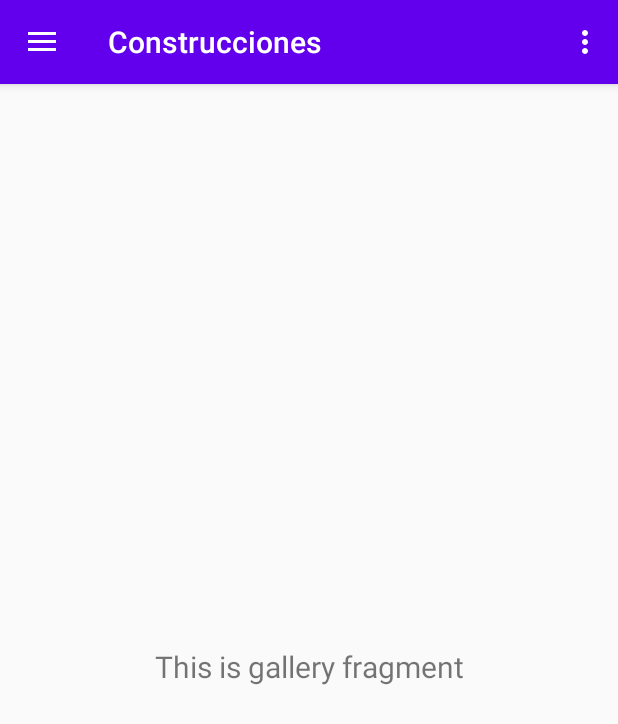
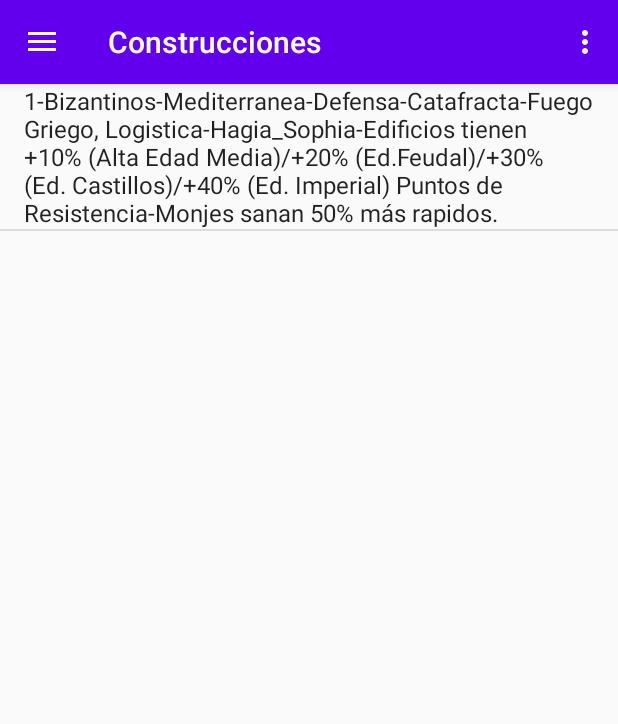
Before and after one commit to NAHUEALB/AppMovilesAndroid, an Android app: the screen it shows after launch (MainActivity), in the side drawer, after a tap on "Construcciones", on a phone screen of 412 x 824 dp. Shown: the top 724 px of the screen. Run offline under Robolectric (Android 15) with nearby library versions, the phone set to English and light mode, and no system bars; our stand-ins replace navigation-ui.

Commit message:
Usando ListView imprime la BD

```diff
--- a/app/src/main/java/com/example/ageofempires/MainActivity.java
+++ b/app/src/main/java/com/example/ageofempires/MainActivity.java
@@ -41,7 +41,7 @@
         NavController navController = Navigation.findNavController(this, R.id.nav_host_fragment);
         NavigationUI.setupActionBarWithNavController(this, navController, mAppBarConfiguration);
         NavigationUI.setupWithNavController(navigationView, navController);
-        cargarCivilizacion();
+         cargarCivilizacion();
     }
 
     @Override
--- a/app/src/main/java/com/example/ageofempires/entitys/Civilization.java
+++ b/app/src/main/java/com/example/ageofempires/entitys/Civilization.java
@@ -1,8 +1,10 @@
 package com.example.ageofempires.entitys;
 
 
+import java.io.Serializable;
+
 //Entidad de la BD
-public class Civilization {
+public class Civilization implements Serializable {
     private Integer id_Civi;
     private String name_Civi;
     private String arquitectura;
@@ -12,6 +14,9 @@
     private String maravilla;
     private String bonus;
     private String bonus_team;
+
+
+
 
     public Civilization(Integer id_Civi, String name_Civi, String arquitectura, String especialidad, String unidad_Unica, String tecnologias, String maravilla, String bonus, String bonus_team) {
         this.id_Civi = id_Civi;
@@ -24,6 +29,11 @@
         this.bonus = bonus;
         this.bonus_team = bonus_team;
     }
+
+    public Civilization(){
+
+    }
+
 
     public Integer getId_Civi() {
         return id_Civi;
@@ -99,5 +109,4 @@
 
 
 
-
 }
--- a/app/src/main/java/com/example/ageofempires/ui/builds/BuildsFragment.java
+++ b/app/src/main/java/com/example/ageofempires/ui/builds/BuildsFragment.java
@@ -1,35 +1,104 @@
 package com.example.ageofempires.ui.builds;
 
+import android.database.Cursor;
+import android.database.sqlite.SQLiteDatabase;
 import android.os.Bundle;
+import android.util.Log;
 import android.view.LayoutInflater;
 import android.view.View;
 import android.view.ViewGroup;
+import android.widget.ArrayAdapter;
+import android.widget.Button;
+import android.widget.ListView;
 import android.widget.TextView;
+import android.widget.Toast;
 
 import androidx.annotation.NonNull;
-import androidx.annotation.Nullable;
 import androidx.fragment.app.Fragment;
-import androidx.lifecycle.Observer;
-import androidx.lifecycle.ViewModelProviders;
 
+import com.example.ageofempires.ConnectionSQL;
 import com.example.ageofempires.R;
+import com.example.ageofempires.Utilities.Utilities;
+import com.example.ageofempires.entitys.Civilization;
+
+import java.util.ArrayList;
 
 public class BuildsFragment extends Fragment {
 
-    private BuildsViewModel buildsViewModel;
+    ConnectionSQL connect;
+    ListView listViewCivi;
+    ArrayList<Civilization> listCivilization;
+    ArrayList<String> listInformation;
+
+    // private BuildsViewModel buildsViewModel;
+    private Button btn_msj;
 
     public View onCreateView(@NonNull LayoutInflater inflater,
                              ViewGroup container, Bundle savedInstanceState) {
-        buildsViewModel =
-                ViewModelProviders.of(this).get(BuildsViewModel.class);
+        //Creo la vista que se le va a devolver al controlador
         View root = inflater.inflate(R.layout.fragment_build, container, false);
-        final TextView textView = root.findViewById(R.id.text_gallery);
-        buildsViewModel.getText().observe(getViewLifecycleOwner(), new Observer<String>() {
-            @Override
-            public void onChanged(@Nullable String s) {
-                textView.setText(s);
-            }
-        });
+
+
+        connect = new ConnectionSQL(getContext(),"bd_civilization", null, 1);
+        listViewCivi = (ListView) root.findViewById(R.id.list_View);
+        printListCivi();
+
+        ArrayAdapter adaptador=new ArrayAdapter(getContext(),android.R.layout.simple_list_item_1,listInformation);
+        listViewCivi.setAdapter(adaptador);
+
+
+
+
         return root;
     }
+
+    private void printListCivi() {
+
+        SQLiteDatabase db = connect.getReadableDatabase();
+
+        Civilization civilization = null;
+        listCivilization = new ArrayList<Civilization>();
+        //Select * from Civilization
+        Cursor cursor = db.rawQuery("SELECT * FROM "+ Utilities.TABLA_CIVILIZATION, null);
+
+        //Se mueve hasta el final
+        while (cursor.moveToNext()){
+            civilization = new Civilization();
+            civilization.setId_Civi(cursor.getInt(0));
+            civilization.setName_Civi(cursor.getString(1));
+            civilization.setArquitectura(cursor.getString(2));
+            civilization.setEspecialidad(cursor.getString(3));
+            civilization.setUnidad_Unica(cursor.getString(4));
+            civilization.setTecnologias(cursor.getString(5));
+            civilization.setMaravilla(cursor.getString(6));
+            civilization.setBonus(cursor.getString(7));
+            civilization.setBonus_team(cursor.getString(8));
+            Log.i("INFODATABASE", "LA ID CARGADA ES DE: "+civilization.getId_Civi());
+
+           listCivilization.add(civilization);
+        }
+        obtenerLista();
+
+
+    }
+
+    private void obtenerLista() {
+        listInformation = new ArrayList<String>();
+
+        for (int i=0; i<listCivilization.size(); i++){
+            listInformation.add( listCivilization.get(i).getId_Civi()+"-"
+                    +listCivilization.get(i).getName_Civi()+"-"
+                    +listCivilization.get(i).getArquitectura()+"-"
+                    +listCivilization.get(i).getEspecialidad()+"-"
+                    +listCivilization.get(i).getUnidad_Unica()+"-"
+                    +listCivilization.get(i).getTecnologias()+"-"
+                    +listCivilization.get(i).getMaravilla()+"-"
+                    +listCivilization.get(i).getBonus()+"-"
+                    +listCivilization.get(i).getBonus_team()
+
+            );
+        }
+    }
+
+
 }
--- a/app/src/main/res/layout/fragment_build.xml
+++ b/app/src/main/res/layout/fragment_build.xml
@@ -1,22 +1,22 @@
 <?xml version="1.0" encoding="utf-8"?>
-<androidx.constraintlayout.widget.ConstraintLayout xmlns:android="http://schemas.android.com/apk/res/android"
+<LinearLayout xmlns:android="http://schemas.android.com/apk/res/android"
     xmlns:app="http://schemas.android.com/apk/res-auto"
     xmlns:tools="http://schemas.android.com/tools"
     android:layout_width="match_parent"
     android:layout_height="match_parent"
     tools:context=".ui.builds.BuildsFragment">
 
-    <TextView
-        android:id="@+id/text_gallery"
+
+    <ListView
+        android:id="@+id/list_View"
         android:layout_width="match_parent"
-        android:layout_height="wrap_content"
-        android:layout_marginStart="8dp"
-        android:layout_marginTop="8dp"
-        android:layout_marginEnd="8dp"
-        android:textAlignment="center"
-        android:textSize="20sp"
-        app:layout_constraintBottom_toBottomOf="parent"
-        app:layout_constraintEnd_toEndOf="parent"
-        app:layout_constraintStart_toStartOf="parent"
-        app:layout_constraintTop_toTopOf="parent" />
-</androidx.constraintlayout.widget.ConstraintLayout>
+        android:layout_height="match_parent">
+
+
+
+    </ListView>
+
+
+
+
+</LinearLayout>
```
